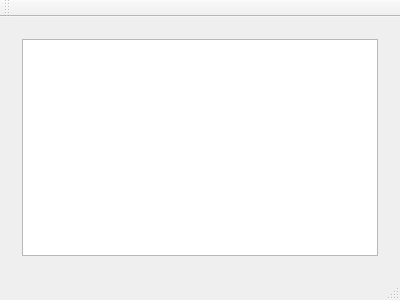
First picture: the form in src/mainwindow.ui, repository matthieudelaro/GOST-Framework, before the edit.
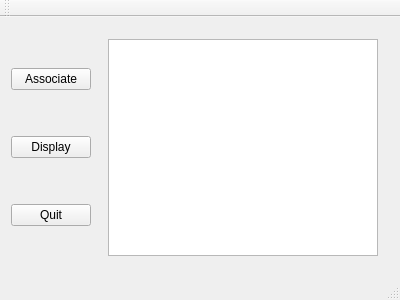
Second picture: the form after the edit.

Diff of the .ui file:
```diff
--- a/src/mainwindow.ui
+++ b/src/mainwindow.ui
@@ -14,15 +14,53 @@
    <string>MainWindow</string>
   </property>
   <widget class="QWidget" name="centralWidget">
+   <layout class="QVBoxLayout" name="verticalLayout_3">
+    <item>
    <layout class="QHBoxLayout" name="horizontalLayout">
+      <item>
+       <layout class="QVBoxLayout" name="verticalLayout">
+        <item>
+         <widget class="QPushButton" name="associateButton">
+          <property name="text">
+           <string>Associate</string>
+          </property>
+         </widget>
+        </item>
+        <item>
+         <widget class="QPushButton" name="displayButton">
+          <property name="text">
+           <string>Display</string>
+          </property>
+         </widget>
+        </item>
+        <item>
+         <widget class="QPushButton" name="quitButton">
+          <property name="text">
+           <string>Quit</string>
+          </property>
+         </widget>
+        </item>
+       </layout>
+      </item>
     <item>
      <widget class="QWidget" name="widget" native="true">
-      <layout class="QHBoxLayout" name="horizontalLayout_2">
+        <property name="sizePolicy">
+         <sizepolicy hsizetype="Expanding" vsizetype="Expanding">
+          <horstretch>0</horstretch>
+          <verstretch>0</verstretch>
+         </sizepolicy>
+        </property>
+        <layout class="QVBoxLayout" name="verticalLayout_2">
+         <property name="sizeConstraint">
+          <enum>QLayout::SetNoConstraint</enum>
+         </property>
        <item>
         <widget class="QGraphicsView" name="graphicsView"/>
        </item>
       </layout>
      </widget>
+      </item>
+     </layout>
     </item>
    </layout>
   </widget>
```
Lines whose indentation alone changed are shown as unchanged.
